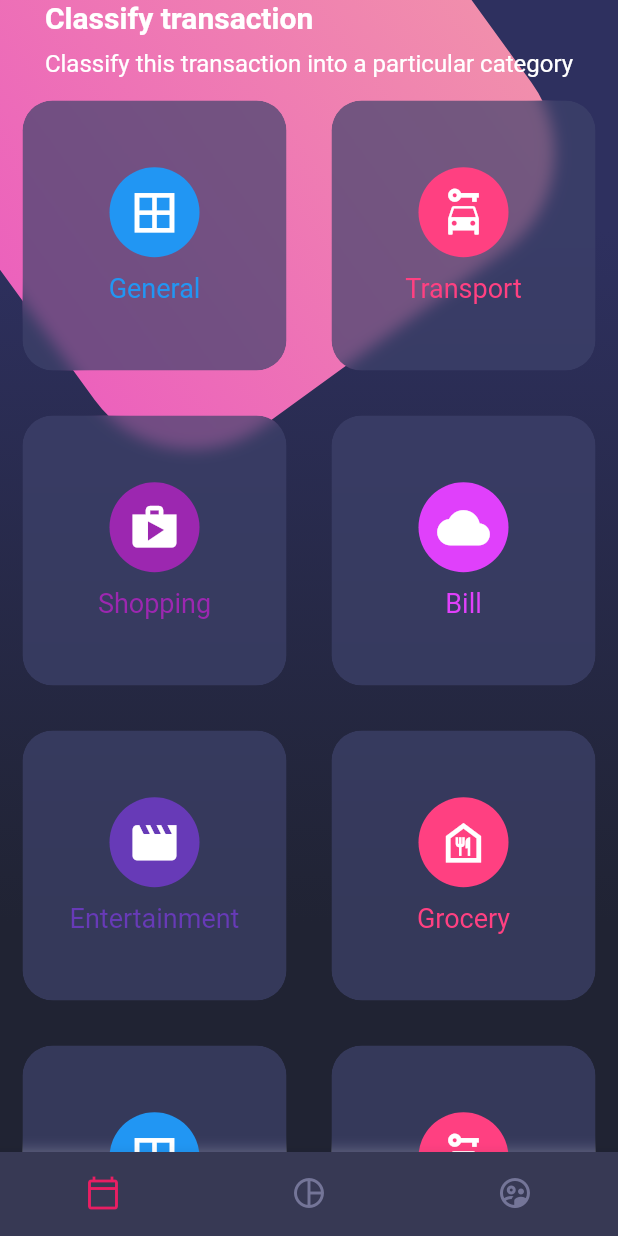
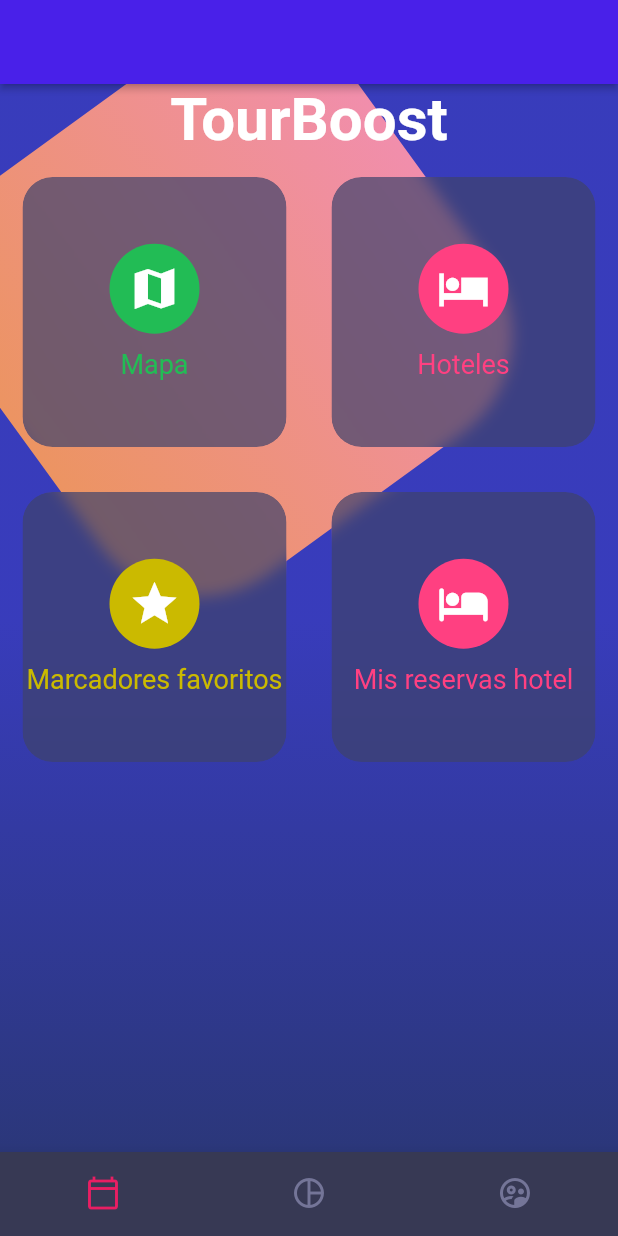
Before and after one commit to gjescuderoamodeo/tourboost_app, a Flutter app: the screen it shows after launch, on a phone screen of 412 x 824 dp. Run offline on Flutter 3.47's test engine with Material 2 defaults, Android fonts, the phone set to English and light mode, and no system bars.

Commit message:
retoques menú usuario

```diff
--- a/lib/router/app_routes.dart
+++ b/lib/router/app_routes.dart
@@ -12,7 +12,7 @@ class AppRoutes {
         route: 'home',
         name: 'Home Screen',
         screen: HomeScreen(),
-        icon: Icons.hail),
+        icon: Icons.home),
   ];
 
   static Map<String, Widget Function(BuildContext)> getAppRoutes() {
--- a/lib/screens/home_screen.dart
+++ b/lib/screens/home_screen.dart
@@ -9,6 +9,9 @@ class HomeScreen extends StatelessWidget {
   @override
   Widget build(BuildContext context) {
     return Scaffold(
+      appBar: AppBar(
+        elevation: 2,
+      ),
       body: Stack(
         children: [
           // Background
@@ -24,16 +27,13 @@ class HomeScreen extends StatelessWidget {
 
 class _HomeBody extends StatelessWidget {
 
-
   @override
   Widget build(BuildContext context) {
     return SingleChildScrollView(
       child: Column(
         children: [
-
           // Titulos
           PageTitle(),
-
           // Card Table
           CardTable(),
         ],
--- a/lib/theme/app_theme.dart
+++ b/lib/theme/app_theme.dart
@@ -6,7 +6,7 @@ class AppTheme {
   static final ThemeData lightTheme = ThemeData.light().copyWith(
       primaryColor: Colors.indigo,
       appBarTheme: const AppBarTheme(
-          color: Color.fromARGB(255, 140, 170, 83), elevation: 0),
+          color: Color.fromARGB(255, 73, 32, 233), elevation: 0),
       //color botones
       elevatedButtonTheme: ElevatedButtonThemeData(
         style: ElevatedButton.styleFrom(
--- a/lib/widgets/background.dart
+++ b/lib/widgets/background.dart
@@ -4,14 +4,14 @@ import 'package:flutter/material.dart';
 
 class Background extends StatelessWidget {
 
-  final boxDecoration = BoxDecoration(
+  final boxDecoration = const BoxDecoration(
       gradient: LinearGradient(
         begin: Alignment.topCenter,
         end: Alignment.bottomCenter,
-        stops: [0.2, 0.8],
+        stops: [0.5, 2],
         colors: [
-          Color(0xff2E305F),
-          Color(0xff202333)
+          Color.fromARGB(246, 49, 53, 185),
+          Color.fromARGB(255, 43, 55, 122),
         ]
       )
   );
@@ -20,13 +20,12 @@ class Background extends StatelessWidget {
   Widget build(BuildContext context) {
     return Stack(
       children: [
-        // Purple Gradinet
+        // gradiante morado
         Container(decoration: boxDecoration ),
-
-        // Pink box
+        // caja fondo
         Positioned(
-          top: -100,
-          left: -30,
+          top: -10,
+          left: -10,
           child: _PinkBox()
         ),
       ],
@@ -34,20 +33,19 @@ class Background extends StatelessWidget {
   }
 }
 
-
 class _PinkBox extends StatelessWidget {
   @override
   Widget build(BuildContext context) {
     return Transform.rotate(
       angle: -pi / 5,
       child: Container(
-        width: 360,
-        height: 360,
+        width: 320,
+        height: 320,
         decoration: BoxDecoration(
           borderRadius: BorderRadius.circular(80),
-          gradient: LinearGradient(
-            colors: [
-              Color.fromRGBO(236, 98, 188, 1),
+          gradient:const LinearGradient(
+            colors:[
+              Color.fromRGBO(236, 148, 98, 1),
               Color.fromRGBO(241, 142, 172, 1),
             ]
           )
--- a/lib/widgets/card_table.dart
+++ b/lib/widgets/card_table.dart
@@ -6,39 +6,20 @@ class CardTable extends StatelessWidget {
   @override
   Widget build(BuildContext context) {
     return Table(
-      children: [
+      //opciones disponible app
+      children: const [
         TableRow(
           children: [
-            _SigleCard( color: Colors.blue, icon: Icons.border_all, text: 'General' ),
-            _SigleCard( color: Colors.pinkAccent, icon: Icons.car_rental, text: 'Transport' ),
+            _SigleCard( color: Color.fromARGB(255, 34, 188, 85), icon: Icons.map_sharp, text: 'Mapa' ),
+            _SigleCard( color: Colors.pinkAccent, icon: Icons.hotel_sharp, text: 'Hoteles' ),
           ]
         ),
-
         TableRow(
           children: [
-            _SigleCard( color: Colors.purple, icon: Icons.shop, text: 'Shopping' ),
-            _SigleCard( color: Colors.purpleAccent, icon: Icons.cloud, text: 'Bill' ),
+            _SigleCard( color: Color.fromARGB(255, 203, 186, 0), icon: Icons.star_purple500_outlined, text: 'Marcadores favoritos' ),
+            _SigleCard( color: Colors.pinkAccent, icon: Icons.hotel_rounded, text: 'Mis reservas hotel' ),
           ]
         ),
-
-        TableRow(
-          children: [
-            _SigleCard( color: Colors.deepPurple, icon: Icons.movie, text: 'Entertainment' ),
-            _SigleCard( color: Colors.pinkAccent, icon: Icons.food_bank_outlined, text: 'Grocery' ),
-          ]
-        ),
-
-        TableRow(
-          children: [
-            _SigleCard( color: Colors.blue, icon: Icons.border_all, text: 'General' ),
-            _SigleCard( color: Colors.pinkAccent, icon: Icons.car_rental, text: 'Transport' ),
-          ]
-        ),
-
-
-
-
-
       ],
     );
   }
@@ -99,7 +80,7 @@ class _CardBackground extends StatelessWidget {
               child: Container(
                 height: 180,
                 decoration: BoxDecoration(
-                  color: Color.fromRGBO(62, 66, 107, 0.7),
+                  color: const Color.fromRGBO(62, 66, 107, 0.7),
                   borderRadius: BorderRadius.circular(20)
                 ),
                 child: this.child,
--- a/lib/widgets/page_title.dart
+++ b/lib/widgets/page_title.dart
@@ -1,20 +1,18 @@
 import 'package:flutter/material.dart';
 
 class PageTitle extends StatelessWidget {
-
 
   @override
   Widget build(BuildContext context) {
     return SafeArea(
       bottom: false,
       child: Container(
-        margin: EdgeInsets.symmetric( horizontal: 20 ),
+        margin: const EdgeInsets.symmetric( horizontal: 20 ),
         child: Column(
           crossAxisAlignment: CrossAxisAlignment.start,
-          children: [
-            Text('Classify transaction', style: TextStyle( fontSize: 20, fontWeight: FontWeight.bold, color: Colors.white )),
-            SizedBox( height: 10 ),
-            Text('Classify this transaction into a particular category', style: TextStyle( fontSize: 16, color: Colors.white )),
+          children: const[
+            //poner aquí logo
+             Text('TourBoost', style: TextStyle( fontSize: 40, fontWeight: FontWeight.bold, color: Colors.white )),
           ],
         ),
       ),
```
